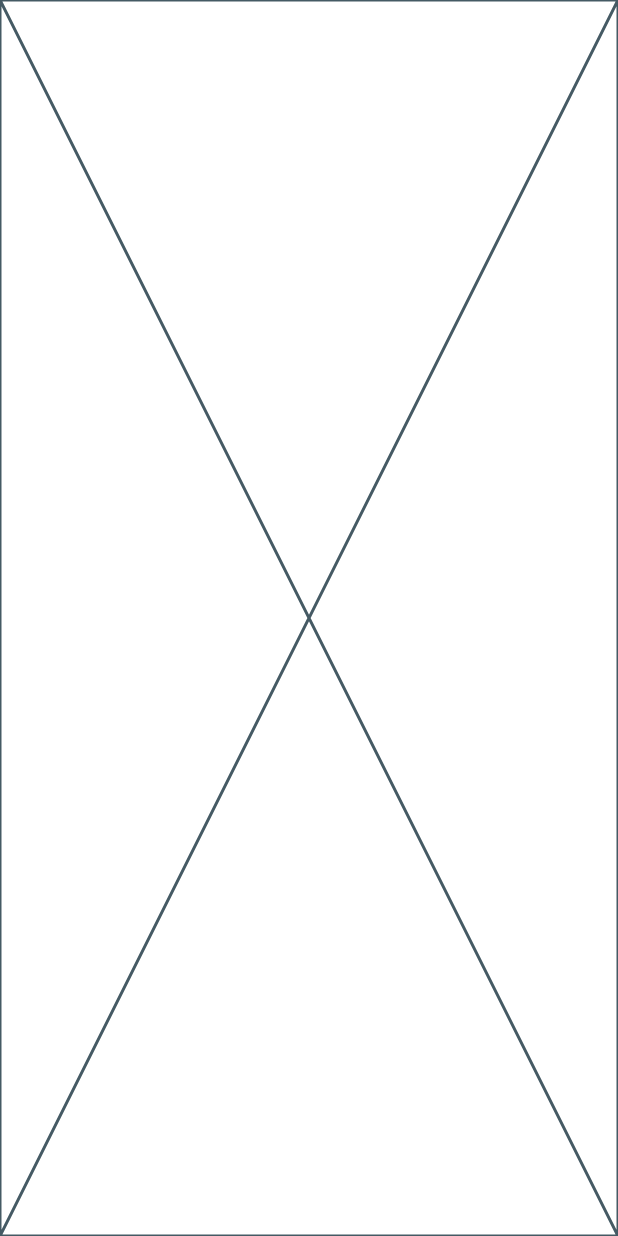
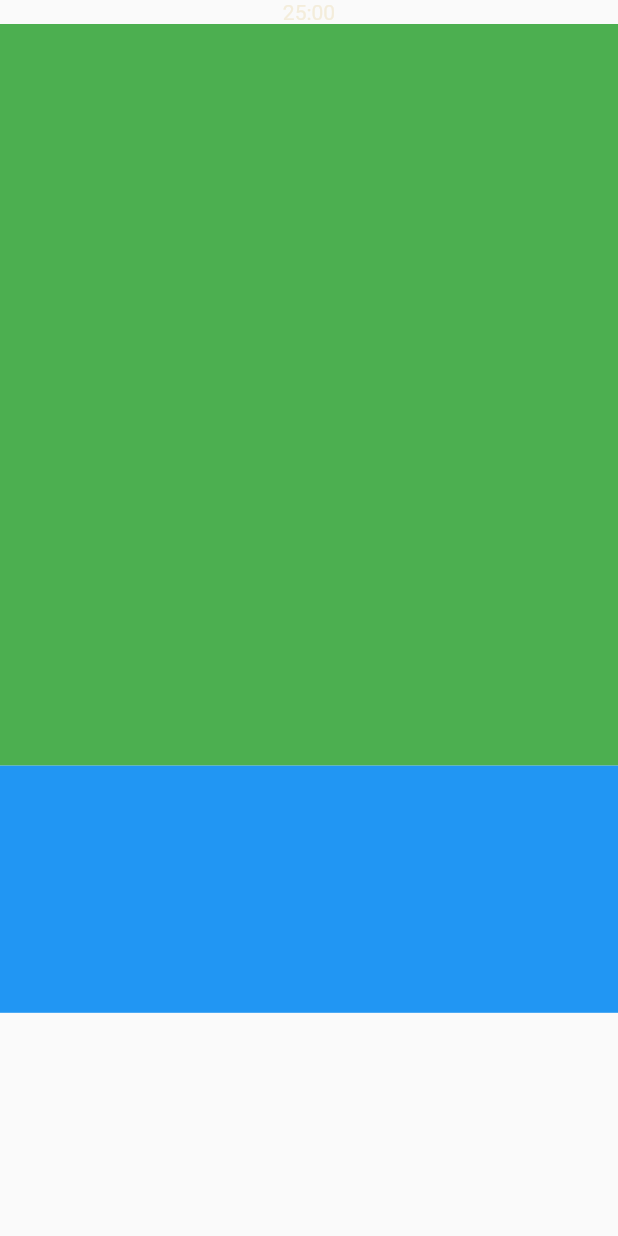
Before and after one commit to kokoball/toonflix, a Flutter app: the screen it shows after launch, on a phone screen of 412 x 824 dp. Run offline on Flutter 3.47's test engine with Material 2 defaults, Android fonts, the phone set to English and light mode, and no system bars.

Commit message:
4. 6.54 user interface

```diff
--- a/lib/screens/home_screen.dart
+++ b/lib/screens/home_screen.dart
@@ -1,5 +1,4 @@
-import 'package:flutter/src/widgets/framework.dart';
-import 'package:flutter/src/widgets/placeholder.dart';
+import 'package:flutter/material.dart';
 
 class HomeScreen extends StatefulWidget {
   const HomeScreen({super.key});
@@ -11,6 +10,33 @@ class HomeScreen extends StatefulWidget {
 class _HomeScreenState extends State<HomeScreen> {
   @override
   Widget build(BuildContext context) {
-    return const Placeholder();
+    return Scaffold(
+      body: Column(children: [
+        Flexible(
+          flex: 1,
+          child: Container(
+              child: Text(
+            '25:00',
+            style: TextStyle(color: Theme.of(context).cardColor),
+          )),
+        ),
+        Flexible(
+          flex: 3,
+          child: Container(
+            decoration: const BoxDecoration(
+              color: Colors.green,
+            ),
+          ),
+        ),
+        Flexible(
+          flex: 1,
+          child: Container(
+            decoration: const BoxDecoration(
+              color: Colors.blue,
+            ),
+          ),
+        ),
+      ]),
+    );
   }
 }
```
